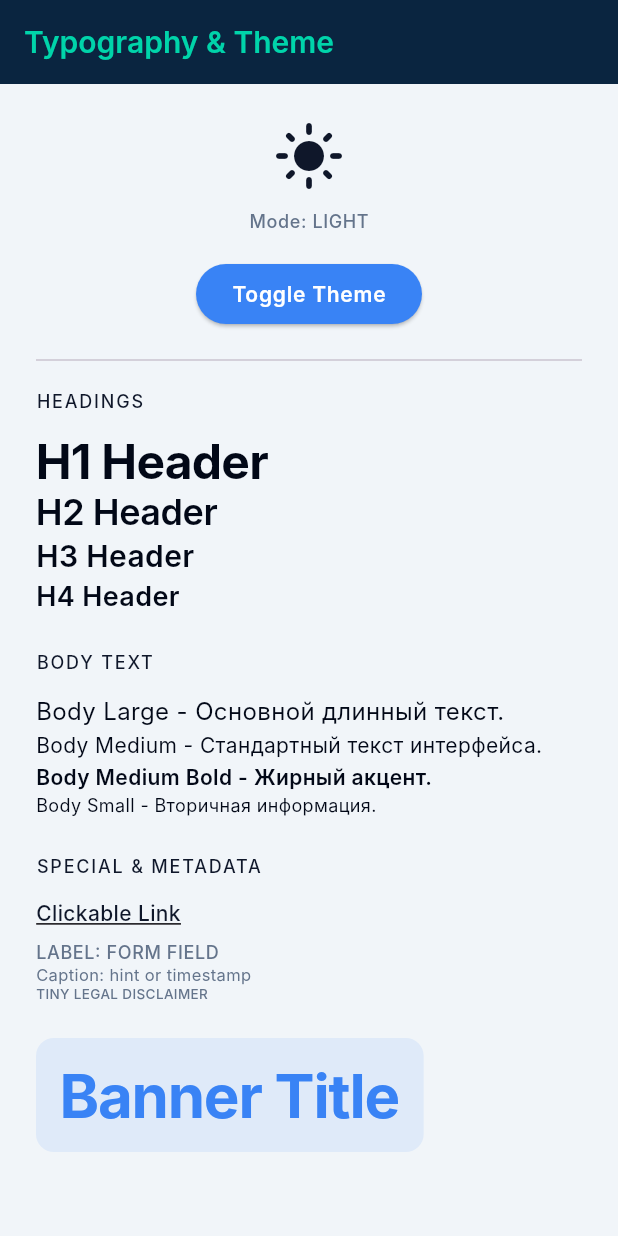
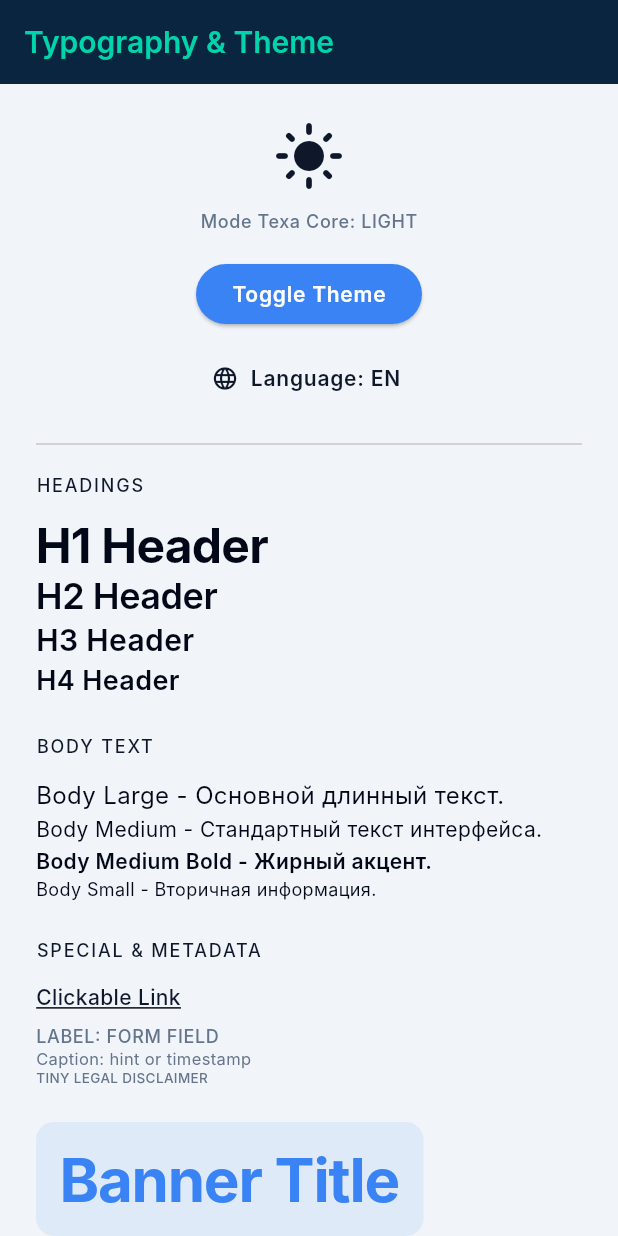
Before and after one commit to MironAlikc/texa_core, a Flutter app: the screen it shows after launch, after a tap on "Toggle Theme", on a phone screen of 412 x 824 dp. Run offline on Flutter 3.47's test engine with Material 3 defaults, Android fonts, the phone set to English and light mode, and no system bars; our stand-ins replace flutter_bloc, flutter_secure_storage, get_it, injectable, shared_preferences; Roboto replaces fonts that are missing (Inter).

Commit message:
feat: Localizations added

````diff
--- /dev/null
+++ b/l10n.yaml
@@ -0,0 +1,5 @@
+arb-dir: lib/core/l10n
+template-arb-file: app_en.arb
+output-dir: lib/core/l10n/gen
+output-localization-file: app_localizations.dart
+nullable-getter: false
--- /dev/null
+++ b/lib/core/l10n/app_ar.arb
@@ -0,0 +1,4 @@
+{
+    "@@locale": "ar",
+    "appName": "تيكسا كور"
+}
--- /dev/null
+++ b/lib/core/l10n/app_en.arb
@@ -0,0 +1,4 @@
+{
+    "@@locale": "en",
+    "appName": "Texa Core"
+}
--- /dev/null
+++ b/lib/core/l10n/app_ru.arb
@@ -0,0 +1,4 @@
+{
+    "@@locale": "ru",
+    "appName": "Текса Кор"
+}
--- /dev/null
+++ b/lib/core/l10n/gen/app_localizations.dart
@@ -0,0 +1,144 @@
+import 'dart:async';
+
+import 'package:flutter/foundation.dart';
+import 'package:flutter/widgets.dart';
+import 'package:flutter_localizations/flutter_localizations.dart';
+import 'package:intl/intl.dart' as intl;
+
+import 'app_localizations_ar.dart';
+import 'app_localizations_en.dart';
+import 'app_localizations_ru.dart';
+
+// ignore_for_file: type=lint
+
+/// Callers can lookup localized strings with an instance of AppLocalizations
+/// returned by `AppLocalizations.of(context)`.
+///
+/// Applications need to include `AppLocalizations.delegate()` in their app's
+/// `localizationDelegates` list, and the locales they support in the app's
+/// `supportedLocales` list. For example:
+///
+/// ```dart
+/// import 'gen/app_localizations.dart';
+///
+/// return MaterialApp(
+///   localizationsDelegates: AppLocalizations.localizationsDelegates,
+///   supportedLocales: AppLocalizations.supportedLocales,
+///   home: MyApplicationHome(),
+/// );
+/// ```
+///
+/// ## Update pubspec.yaml
+///
+/// Please make sure to update your pubspec.yaml to include the following
+/// packages:
+///
+/// ```yaml
+/// dependencies:
+///   # Internationalization support.
+///   flutter_localizations:
+///     sdk: flutter
+///   intl: any # Use the pinned version from flutter_localizations
+///
+///   # Rest of dependencies
+/// ```
+///
+/// ## iOS Applications
+///
+/// iOS applications define key application metadata, including supported
+/// locales, in an Info.plist file that is built into the application bundle.
+/// To configure the locales supported by your app, you’ll need to edit this
+/// file.
+///
+/// First, open your project’s ios/Runner.xcworkspace Xcode workspace file.
+/// Then, in the Project Navigator, open the Info.plist file under the Runner
+/// project’s Runner folder.
+///
+/// Next, select the Information Property List item, select Add Item from the
+/// Editor menu, then select Localizations from the pop-up menu.
+///
+/// Select and expand the newly-created Localizations item then, for each
+/// locale your application supports, add a new item and select the locale
+/// you wish to add from the pop-up menu in the Value field. This list should
+/// be consistent with the languages listed in the AppLocalizations.supportedLocales
+/// property.
+abstract class AppLocalizations {
+  AppLocalizations(String locale)
+    : localeName = intl.Intl.canonicalizedLocale(locale.toString());
+
+  final String localeName;
+
+  static AppLocalizations of(BuildContext context) {
+    return Localizations.of<AppLocalizations>(context, AppLocalizations)!;
+  }
+
+  static const LocalizationsDelegate<AppLocalizations> delegate =
+      _AppLocalizationsDelegate();
+
+  /// A list of this localizations delegate along with the default localizations
+  /// delegates.
+  ///
+  /// Returns a list of localizations delegates containing this delegate along with
+  /// GlobalMaterialLocalizations.delegate, GlobalCupertinoLocalizations.delegate,
+  /// and GlobalWidgetsLocalizations.delegate.
+  ///
+  /// Additional delegates can be added by appending to this list in
+  /// MaterialApp. This list does not have to be used at all if a custom list
+  /// of delegates is preferred or required.
+  static const List<LocalizationsDelegate<dynamic>> localizationsDelegates =
+      <LocalizationsDelegate<dynamic>>[
+        delegate,
+        GlobalMaterialLocalizations.delegate,
+        GlobalCupertinoLocalizations.delegate,
+        GlobalWidgetsLocalizations.delegate,
+      ];
+
+  /// A list of this localizations delegate's supported locales.
+  static const List<Locale> supportedLocales = <Locale>[
+    Locale('ar'),
+    Locale('en'),
+    Locale('ru'),
+  ];
+
+  /// No description provided for @appName.
+  ///
+  /// In en, this message translates to:
+  /// **'Texa Core'**
+  String get appName;
+}
+
+class _AppLocalizationsDelegate
+    extends LocalizationsDelegate<AppLocalizations> {
+  const _AppLocalizationsDelegate();
+
+  @override
+  Future<AppLocalizations> load(Locale locale) {
+    return SynchronousFuture<AppLocalizations>(lookupAppLocalizations(locale));
+  }
+
+  @override
+  bool isSupported(Locale locale) =>
+      <String>['ar', 'en', 'ru'].contains(locale.languageCode);
+
+  @override
+  bool shouldReload(_AppLocalizationsDelegate old) => false;
+}
+
+AppLocalizations lookupAppLocalizations(Locale locale) {
+  // Lookup logic when only language code is specified.
+  switch (locale.languageCode) {
+    case 'ar':
+      return AppLocalizationsAr();
+    case 'en':
+      return AppLocalizationsEn();
+    case 'ru':
+      return AppLocalizationsRu();
+  }
+
+  throw FlutterError(
+    'AppLocalizations.delegate failed to load unsupported locale "$locale". This is likely '
+    'an issue with the localizations generation tool. Please file an issue '
+    'on GitHub with a reproducible sample app and the gen-l10n configuration '
+    'that was used.',
+  );
+}
--- /dev/null
+++ b/lib/core/l10n/gen/app_localizations_ar.dart
@@ -0,0 +1,13 @@
+// ignore: unused_import
+import 'package:intl/intl.dart' as intl;
+import 'app_localizations.dart';
+
+// ignore_for_file: type=lint
+
+/// The translations for Arabic (`ar`).
+class AppLocalizationsAr extends AppLocalizations {
+  AppLocalizationsAr([String locale = 'ar']) : super(locale);
+
+  @override
+  String get appName => 'تيكسا كور';
+}
--- /dev/null
+++ b/lib/core/l10n/gen/app_localizations_en.dart
@@ -0,0 +1,13 @@
+// ignore: unused_import
+import 'package:intl/intl.dart' as intl;
+import 'app_localizations.dart';
+
+// ignore_for_file: type=lint
+
+/// The translations for English (`en`).
+class AppLocalizationsEn extends AppLocalizations {
+  AppLocalizationsEn([String locale = 'en']) : super(locale);
+
+  @override
+  String get appName => 'Texa Core';
+}
--- /dev/null
+++ b/lib/core/l10n/gen/app_localizations_ru.dart
@@ -0,0 +1,13 @@
+// ignore: unused_import
+import 'package:intl/intl.dart' as intl;
+import 'app_localizations.dart';
+
+// ignore_for_file: type=lint
+
+/// The translations for Russian (`ru`).
+class AppLocalizationsRu extends AppLocalizations {
+  AppLocalizationsRu([String locale = 'ru']) : super(locale);
+
+  @override
+  String get appName => 'Текса Кор';
+}
--- /dev/null
+++ b/lib/core/l10n/locale_cubit/locale_cubit.dart
@@ -0,0 +1,22 @@
+import 'package:flutter/material.dart';
+import 'package:flutter_bloc/flutter_bloc.dart';
+import 'package:injectable/injectable.dart';
+import 'package:shared_preferences/shared_preferences.dart';
+
+@lazySingleton
+class LocaleCubit extends Cubit<Locale> {
+  static const String _prefsKey = 'selected_language';
+  final SharedPreferences _prefs;
+
+  LocaleCubit(this._prefs) : super(Locale(_prefs.getString(_prefsKey) ?? 'en'));
+
+  Future<void> changeLanguage(String languageCode) async {
+    await _prefs.setString(_prefsKey, languageCode);
+    emit(Locale(languageCode));
+  }
+
+  void toggleLanguage() {
+    final nextCode = state.languageCode == 'en' ? 'ar' : 'en';
+    changeLanguage(nextCode);
+  }
+}
--- a/lib/features/home/theme_test_page.dart
+++ b/lib/features/home/theme_test_page.dart
@@ -1,6 +1,8 @@
 import 'package:flutter/material.dart';
 import 'package:flutter_bloc/flutter_bloc.dart';
 import 'package:texa_core/core/extensions/theme_ext.dart';
+import 'package:texa_core/core/l10n/gen/app_localizations.dart';
+import 'package:texa_core/core/l10n/locale_cubit/locale_cubit.dart';
 import 'package:texa_core/core/theme/app_typography.dart';
 import 'package:texa_core/core/theme/theme_cubit/theme_cubit.dart';
 
@@ -11,6 +13,7 @@ class ThemeTestPage extends StatelessWidget {
   Widget build(BuildContext context) {
     final colors = context.color;
     final themeMode = context.watch<ThemeCubit>().state;
+    final currentLocale = context.watch<LocaleCubit>().state;
 
     return Scaffold(
       backgroundColor: colors.background,
@@ -34,7 +37,7 @@ class ThemeTestPage extends StatelessWidget {
                   ),
                   const SizedBox(height: 12),
                   Text(
-                    'Mode: ${themeMode.name.toUpperCase()}',
+                    'Mode ${AppLocalizations.of(context).appName}: ${themeMode.name.toUpperCase()}',
                     style: AppTypography.label.copyWith(
                       color: colors.textSecondary,
                     ),
@@ -51,6 +54,18 @@ class ThemeTestPage extends StatelessWidget {
                     ),
                     onPressed: () => context.read<ThemeCubit>().toggleTheme(),
                     child: Text('Toggle Theme', style: AppTypography.button),
+                  ),
+                  const SizedBox(height: 8),
+                  TextButton.icon(
+                    onPressed: () =>
+                        context.read<LocaleCubit>().toggleLanguage(),
+                    icon: Icon(Icons.language, color: colors.primary),
+                    label: Text(
+                      'Language: ${currentLocale.languageCode.toUpperCase()}',
+                      style: AppTypography.button.copyWith(
+                        color: colors.primary,
+                      ),
+                    ),
                   ),
                 ],
               ),
--- a/lib/main.dart
+++ b/lib/main.dart
@@ -1,6 +1,8 @@
 import 'package:flutter/material.dart';
 import 'package:flutter_bloc/flutter_bloc.dart';
 import 'package:texa_core/core/di/injection.dart';
+import 'package:texa_core/core/l10n/gen/app_localizations.dart';
+import 'package:texa_core/core/l10n/locale_cubit/locale_cubit.dart';
 import 'package:texa_core/core/theme/app_theme.dart';
 import 'package:texa_core/core/theme/theme_cubit/theme_cubit.dart';
 import 'package:texa_core/features/home/theme_test_page.dart';
@@ -12,7 +14,11 @@ void main() async {
 
   runApp(
     MultiBlocProvider(
-      providers: [BlocProvider(create: (_) => getIt<ThemeCubit>())],
+      providers: [
+        BlocProvider(create: (_) => getIt<ThemeCubit>()),
+        BlocProvider(create: (_) => getIt<LocaleCubit>()),
+      ],
+
       child: MyApp(),
     ),
   );
@@ -23,9 +29,16 @@ class MyApp extends StatelessWidget {
 
   @override
   Widget build(BuildContext context) {
+    return BlocBuilder<LocaleCubit, Locale>(
+      builder: (context, currentLocale) {
         return BlocBuilder<ThemeCubit, ThemeMode>(
           builder: (context, themeMode) {
             return MaterialApp(
+              onGenerateTitle: (context) =>
+                  AppLocalizations.of(context).appName,
+              supportedLocales: AppLocalizations.supportedLocales,
+              localizationsDelegates: AppLocalizations.localizationsDelegates,
+              locale: currentLocale,
               themeMode: themeMode,
               theme: AppTheme.light(),
               darkTheme: AppTheme.dark(),
@@ -33,5 +46,7 @@ class MyApp extends StatelessWidget {
             );
           },
         );
+      },
+    );
   }
 }
--- a/pubspec.yaml
+++ b/pubspec.yaml
@@ -39,6 +39,6 @@ dev_dependencies:
   json_serializable: ^6.11.3
 
 
-
 flutter:
   uses-material-design: true
+  generate: true
````
Also changed, not shown: lib/core/di/injection.config.dart. Lines whose indentation alone changed are shown as unchanged.
